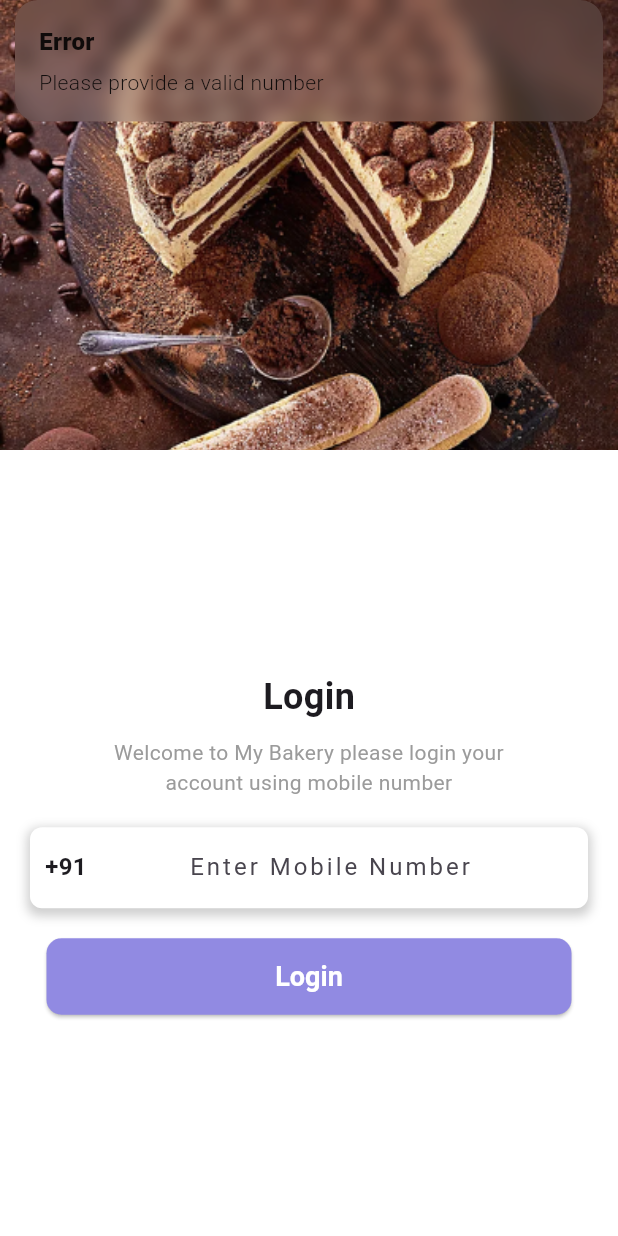
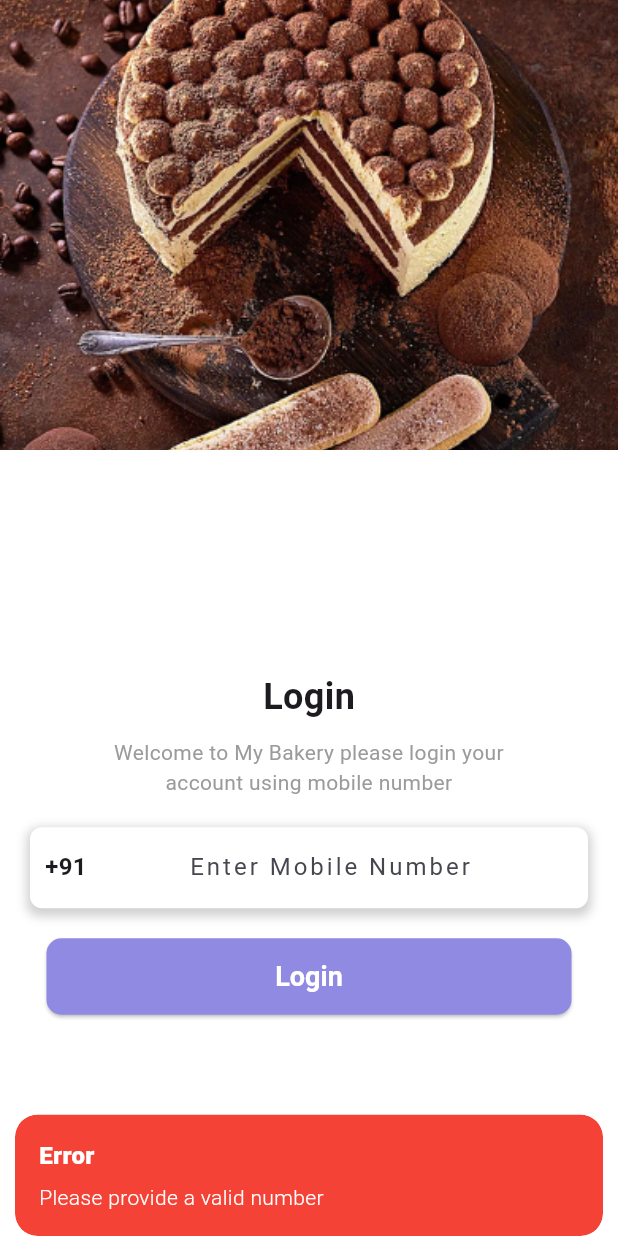
Before and after one commit to samruddhin24/BakeryManagementAPP, a Flutter app: the LoginScreen screen opened by its route, after a tap on "Login", on a phone screen of 412 x 824 dp. Run offline on Flutter 3.47's test engine with Material 3 defaults, Android fonts, the phone set to English and light mode, and no system bars; our stand-ins replace flutter_svg, get.

Commit message:
minor changes

```diff
--- a/lib/screens/home/home_screen.dart
+++ b/lib/screens/home/home_screen.dart
@@ -1,10 +1,11 @@
 import 'package:flutter/cupertino.dart';
+import 'package:flutter/material.dart';
 
 class HomeScreen extends StatelessWidget {
   const HomeScreen({super.key});
 
   @override
   Widget build(BuildContext context) {
-    return const Placeholder();
+    return const Scaffold();
   }
 }
--- a/lib/screens/login/login_controller.dart
+++ b/lib/screens/login/login_controller.dart
@@ -1,4 +1,5 @@
 import 'package:bakery_app/constants/constants.dart';
+import 'package:flutter/material.dart';
 import 'package:get/get.dart';
 
 class LoginController extends GetxController{
@@ -14,7 +15,7 @@ class LoginController extends GetxController{
       Get.toNamed(RouteConstants.otpScreen); // Replace '/otp' with the actual route to your OTP page
     } else {
       // Show error message
-      Get.snackbar('Error', 'Please provide a valid number');
+      Get.snackbar('Error', 'Please provide a valid number',colorText: Colors.white,backgroundColor: Colors.red,snackPosition: SnackPosition.BOTTOM);
     }
   }
 }
```
